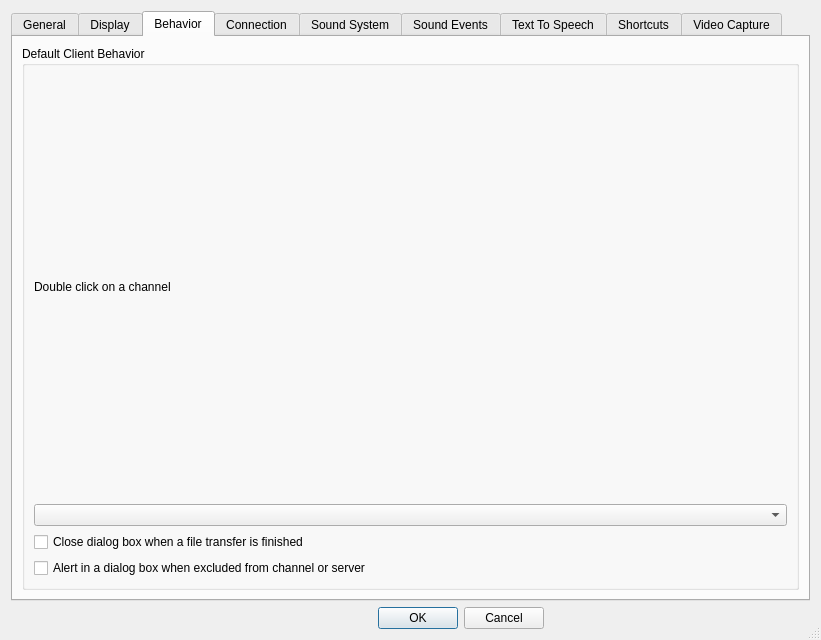
Before: the Qt Designer form Client/qtTeamTalk/preferences.ui in BearWare/TeamTalk5, drawn with Qt 5.
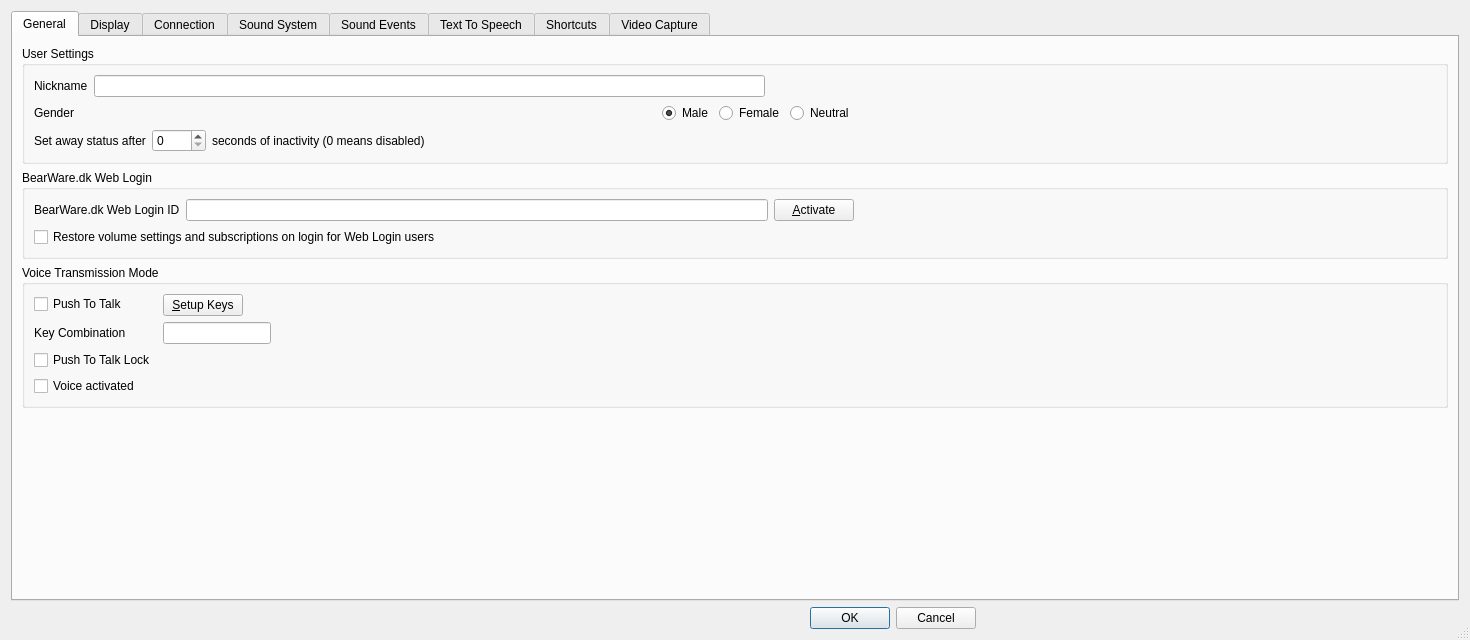
After: the same form once the commit is applied. The open tabs and pages were chosen to show the change. Icons and pictures are not drawn. Custom widgets are drawn as their Qt base class.

Commit message: Move new options to display tab

Patch:
```diff
--- a/Client/qtTeamTalk/preferences.ui
+++ b/Client/qtTeamTalk/preferences.ui
@@ -514,6 +514,33 @@
                   </property>
                  </widget>
                 </item>
+                <item>
+                 <widget class="QLabel" name="label_dbclickchan">
+                  <property name="text">
+                   <string>Double click on a channel</string>
+                  </property>
+                  <property name="buddy">
+                   <cstring>chanDbClickBox</cstring>
+                  </property>
+                 </widget>
+                </item>
+                <item>
+                 <widget class="QComboBox" name="chanDbClickBox"/>
+                </item>
+                <item>
+                 <widget class="QCheckBox" name="closeFileDlgChkBox">
+                  <property name="text">
+                   <string>Close dialog box when a file transfer is finished</string>
+                  </property>
+                 </widget>
+                </item>
+                <item>
+                 <widget class="QCheckBox" name="dlgExcludeChkBox">
+                  <property name="text">
+                   <string>Show a dialog box when excluded from channel or server</string>
+                  </property>
+                 </widget>
+                </item>
                 <item>
                  <spacer name="horizontalSpacer_32">
                   <property name="orientation">
@@ -644,49 +671,6 @@
        </item>
       </layout>
      </widget>
-     <widget class="QWidget" name="behaviorTab">
-      <attribute name="title">
-       <string>Behavior</string>
-      </attribute>
-      <layout class="QVBoxLayout" name="verticalLayout_13">
-       <item>
-        <widget class="QGroupBox" name="groupBox_behav">
-         <property name="title">
-          <string>Default Client Behavior</string>
-         </property>
-         <layout class="QVBoxLayout" name="verticalLayout_behav">
-          <item>
-           <widget class="QLabel" name="label_dbclickchan">
-            <property name="text">
-             <string>Double click on a channel</string>
-            </property>
-            <property name="buddy">
-             <cstring>chanDbClickBox</cstring>
-            </property>
-           </widget>
-          </item>
-          <item>
-           <widget class="QComboBox" name="chanDbClickBox"/>
-          </item>
-          <item>
-           <widget class="QCheckBox" name="closeFileDlgChkBox">
-            <property name="text">
-             <string>Close dialog box when a file transfer is finished</string>
-            </property>
-           </widget>
-          </item>
-          <item>
-           <widget class="QCheckBox" name="dlgExcludeChkBox">
-            <property name="text">
-             <string>Alert in a dialog box when excluded from channel or server</string>
-            </property>
-           </widget>
-          </item>
-         </layout>
-        </widget>
-       </item>
-      </layout>
-     </widget>
      <widget class="QWidget" name="connectionTab">
       <attribute name="title">
        <string>Connection</string>
```
The commit also changes 6 other files.
